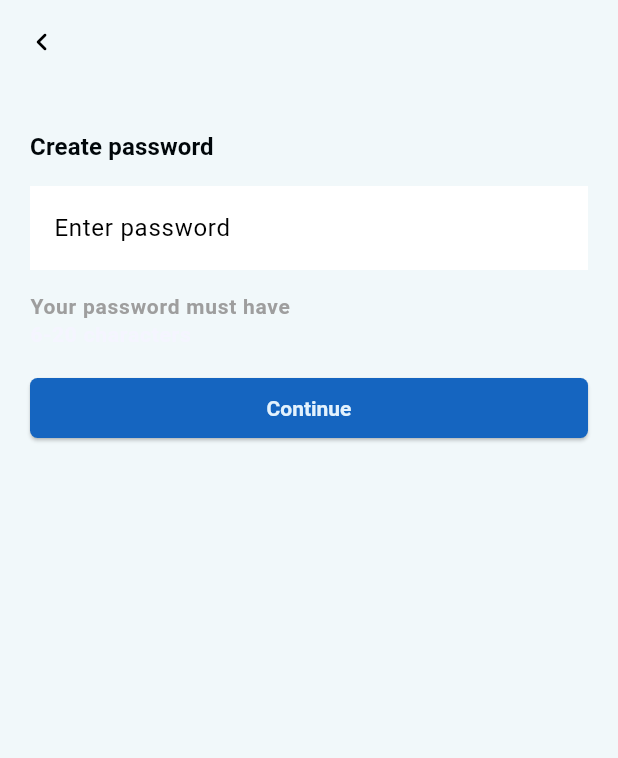
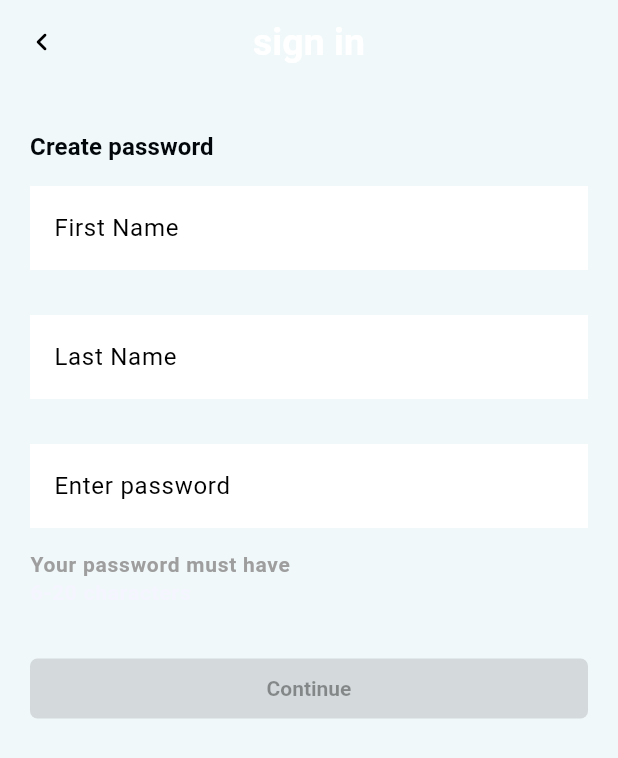
Before and after one commit to thanwannahtun/link, a Flutter app: the CreatePasswordScreen screen opened by its route, on a phone screen of 412 x 824 dp. Shown: the top 758 px of the screen. Run offline on Flutter 3.47's test engine with Material 3 defaults, Android fonts, the phone set to English and light mode, and no system bars; our stand-ins replace bloc, bloc_concurrency, cached_network_image, date_time_picker, dio, equatable and 11 more; accounts and stored records are empty; network calls fail.

Commit message:
[authentication] (UI) - create_password_screen.dart - enter_date_of_birth_screen.dart

```diff
--- a/lib/ui/sections/auth/create_password_screen.dart
+++ b/lib/ui/sections/auth/create_password_screen.dart
@@ -1,12 +1,40 @@
+import 'package:flutter/foundation.dart';
 import 'package:flutter/material.dart';
+import 'package:flutter_bloc/flutter_bloc.dart';
 import 'package:link/core/extensions/navigator_extension.dart';
 import 'package:link/core/theme_extension.dart';
 
+import '../../../bloc/authentication/authentication_cubit.dart';
 import '../../../core/utils/app_insets.dart';
 import '../../utils/route_list.dart';
 
-class CreatePasswordScreen extends StatelessWidget {
+class CreatePasswordScreen extends StatefulWidget {
   const CreatePasswordScreen({super.key});
+
+  @override
+  State<CreatePasswordScreen> createState() => _CreatePasswordScreenState();
+}
+
+class _CreatePasswordScreenState extends State<CreatePasswordScreen> {
+  final ValueNotifier<bool> _isContinueEnabled = ValueNotifier(false);
+
+  late final _firstNameController;
+  late final _lastNameController;
+  late final _passwordController;
+
+  @override
+  void initState() {
+    super.initState();
+    _firstNameController = TextEditingController();
+    _lastNameController = TextEditingController();
+    _passwordController = TextEditingController();
+  }
+
+  @override
+  void dispose() {
+    _isContinueEnabled.dispose();
+    super.dispose();
+  }
 
   @override
   Widget build(BuildContext context) {
@@ -24,7 +52,16 @@ class CreatePasswordScreen extends StatelessWidget {
               style: Theme.of(context).textTheme.titleSmall,
             ),
             const SizedBox(height: AppInsets.inset15),
-            _buildFormField(context, labelText: "Enter password"),
+            _buildFormField(context,
+                labelText: "First Name", controller: _firstNameController),
+            const SizedBox(height: AppInsets.inset15),
+            const SizedBox(height: AppInsets.inset15),
+            _buildFormField(context,
+                labelText: "Last Name", controller: _lastNameController),
+            const SizedBox(height: AppInsets.inset15),
+            const SizedBox(height: AppInsets.inset15),
+            _buildFormField(context,
+                labelText: "Enter password", controller: _passwordController),
             const SizedBox(height: AppInsets.inset15),
             Text(
               "Your password must have",
@@ -41,16 +78,33 @@ class CreatePasswordScreen extends StatelessWidget {
                   ?.copyWith(color: context.greyFilled),
             ),
             const SizedBox(height: AppInsets.inset15),
-            ElevatedButton(
-                onPressed: () {
-                  context.pushNamed(RouteLists.enterDateOfBirthScreen);
-                },
-                child: const Text("Continue")),
             const SizedBox(height: AppInsets.inset15),
+            _buildContinueButton(context),
           ],
         ),
       ),
     ));
+  }
+
+  Widget _buildContinueButton(BuildContext context) {
+    return ValueListenableBuilder(
+        valueListenable: _isContinueEnabled,
+        builder: (BuildContext context, value, Widget? child) {
+          return ElevatedButton(
+            onPressed: value
+                ? () {
+                    // final otpCode = _getOtpCode();
+                    if (kDebugMode) {
+                      print('Signing up... ');
+                    }
+                    // Add your OTP validation logic here
+                    context.read<AuthenticationCubit>();
+                    context.pushNamed(RouteLists.enterDateOfBirthScreen);
+                  }
+                : null,
+            child: const Text('Continue'),
+          );
+        });
   }
 
   AppBar _buildAppBar(BuildContext context) {
@@ -59,20 +113,20 @@ class CreatePasswordScreen extends StatelessWidget {
           onPressed: () => context.pop(),
           icon: const Icon(Icons.keyboard_arrow_left_rounded)),
       backgroundColor: Colors.transparent,
+      title: const Text("sign in"),
+      centerTitle: true,
     );
   }
 
-  Widget _buildFormField(
-    BuildContext context, {
-    String? hintText,
-    String? labelText,
-  }) {
+  Widget _buildFormField(BuildContext context,
+      {String? hintText,
+      String? labelText,
+      required TextEditingController controller,
+      void Function(String)? onChanged,
+      String? Function(String?)? validator}) {
     return TextFormField(
-      // validator: widget.validator,
-      // controller: textController,
-      // Use the textController from Autocomplete
-      // focusNode: focusNode,
-      // onTapOutside: (event) => focusNode.unfocus(),
+      validator: validator,
+      controller: controller,
       decoration: InputDecoration(
           hintText: hintText,
           hintStyle: Theme.of(context).textTheme.bodyMedium?.copyWith(
@@ -81,24 +135,8 @@ class CreatePasswordScreen extends StatelessWidget {
           labelText: labelText,
           border: InputBorder.none,
           fillColor: Theme.of(context).cardColor,
-          filled: true
-          // errorText: value ? null : "No matching!"
-          // errorText: widget.controller.isValid
-          //     ? null
-          //     : "No matching city found!", // Show error message
-          ),
-      /*
-      style: TextStyle(
-        fontWeight: widget.fontWeight,
-        color: value // widget.controller.isValid
-            ? Theme.of(context).textTheme.bodyMedium?.color
-            : Theme.of(context).colorScheme.error,
-      ),
-       */
-
-      onChanged: (value) {
-        // _checkValidity(value); // Validate the input on change
-      },
+          filled: true),
+      onChanged: onChanged,
       // onEditingComplete: onEditingComplete,
     );
   }
--- a/lib/ui/sections/auth/email_code_enter_screen.dart
+++ b/lib/ui/sections/auth/email_code_enter_screen.dart
@@ -57,6 +57,8 @@ class _EmailCodeEnterScreenState extends State<EmailCodeEnterScreen> {
     for (var focusNode in _focusNodes) {
       focusNode.dispose();
     }
+    _isContinueEnabled.dispose();
+    _resendTimer.dispose();
     super.dispose();
   }
 
--- a/lib/ui/sections/auth/enter_date_of_birth_screen.dart
+++ b/lib/ui/sections/auth/enter_date_of_birth_screen.dart
@@ -59,6 +59,16 @@ class EnterDateOfBirthScreen extends StatelessWidget {
           onPressed: () => context.pop(),
           icon: const Icon(Icons.keyboard_arrow_left_rounded)),
       backgroundColor: Colors.transparent,
+      title: const Text("sign in"),
+      centerTitle: true,
+      actions: [
+        TextButton(
+          onPressed: () {
+            // Navigate to Help screen
+          },
+          child: const Text('Skip', style: TextStyle(color: Colors.blue)),
+        ),
+      ],
     );
   }
 
--- a/lib/ui/sections/profile/setting_screen.dart
+++ b/lib/ui/sections/profile/setting_screen.dart
@@ -55,7 +55,8 @@ class _SettingScreenState extends State<SettingScreen> {
           child: ListTile(
             title: const Text("Sign Up Screen (Sketch)"),
             leading: const Icon(Icons.person),
-            onTap: () => context.pushNamed(RouteLists.signUp),
+            // onTap: () => context.pushNamed(RouteLists.signUp),
+            onTap: () => context.pushNamed(RouteLists.createPasswordScreen),
           ),
         ),
         Card(
```
Also changed, not shown: 1 other file.
